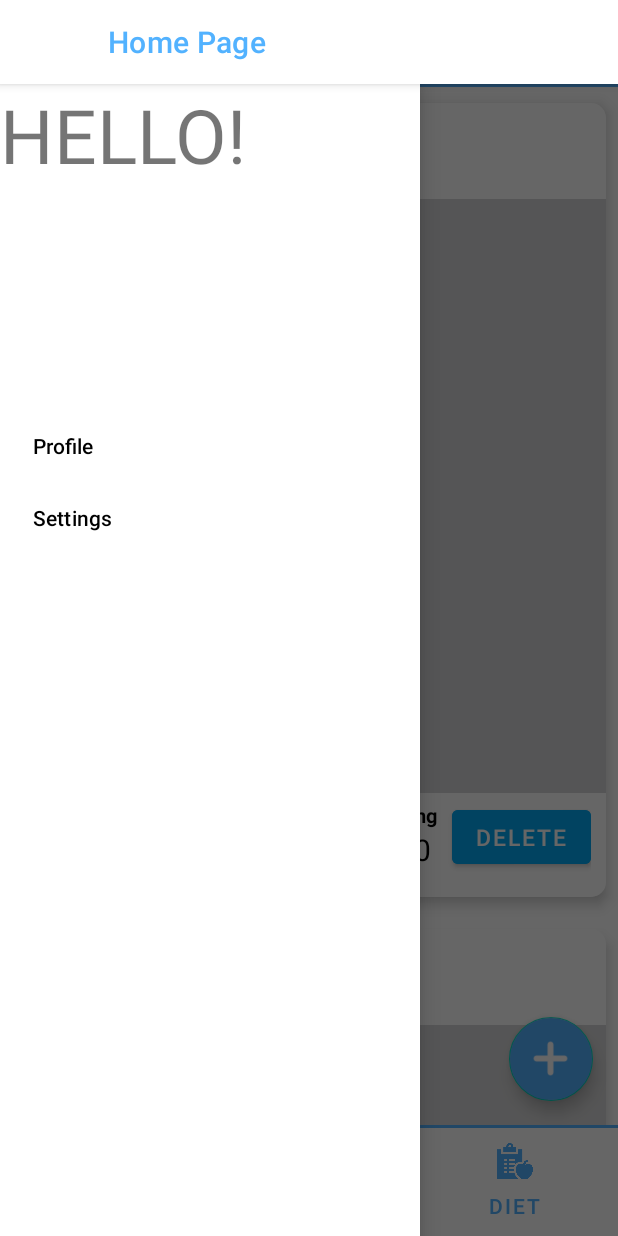
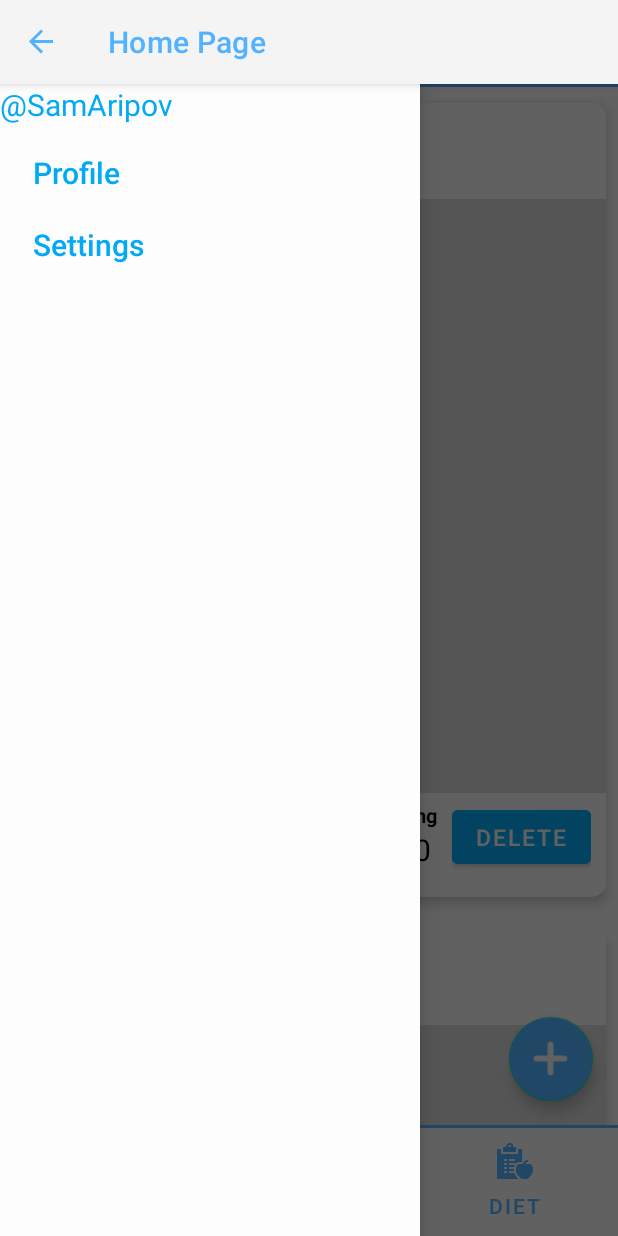
Before and after one commit to SirojiddinAripov/WorkOutApp, an Android app: the MainActivity screen opened directly, with no data from a screen before it, with the side drawer open, on a phone screen of 412 x 824 dp. Run offline under Robolectric (Android 15) with nearby library versions, the phone set to English and light mode, and no system bars.

Commit message:
Changed styling of the drawer Layout

```diff
--- a/app/src/main/java/com/example/workoutapp/MainActivity.kt
+++ b/app/src/main/java/com/example/workoutapp/MainActivity.kt
@@ -43,16 +43,10 @@ class MainActivity : AppCompatActivity() {
 
         navView.setNavigationItemSelectedListener {
             when(it.itemId){
-                R.id.profile -> {
-                    Toast.makeText(this, "Profile", Toast.LENGTH_SHORT).show()
-                    true
-                }
-                R.id.settings -> {
-                    Toast.makeText(this, "Settings", Toast.LENGTH_SHORT).show()
-                    true
-                }
-                else -> false
+                R.id.profile -> Toast.makeText(this, "Profile", Toast.LENGTH_SHORT).show()
+                R.id.settings -> Toast.makeText(this, "Settings", Toast.LENGTH_SHORT).show()
             }
+            true
         }
 
 
--- a/app/src/main/res/layout/activity_main.xml
+++ b/app/src/main/res/layout/activity_main.xml
@@ -5,12 +5,17 @@
     android:id="@+id/drawer_layout"
     xmlns:tools="http://schemas.android.com/tools"
     tools:context=".MainActivity"
+    android:background="@color/white"
     android:layout_width="match_parent"
     android:layout_height="match_parent">
     <com.google.android.material.navigation.NavigationView
+        android:background="@color/off_white"
+        app:itemTextColor="@color/colorPrimary"
         android:layout_width="wrap_content"
         android:layout_height="match_parent"
         android:id="@+id/nav_view"
+        app:itemVerticalPadding="5dp"
+        app:itemTextAppearance="@style/NavigationTextStyle"
         app:headerLayout="@layout/navigation_header"
         app:menu="@menu/navigation_header_menu"
         android:layout_gravity="start"
--- a/app/src/main/res/layout/navigation_header.xml
+++ b/app/src/main/res/layout/navigation_header.xml
@@ -3,14 +3,16 @@
     xmlns:app="http://schemas.android.com/apk/res-auto"
     xmlns:tools="http://schemas.android.com/tools"
     android:layout_width="match_parent"
+    android:background="@color/off_white"
     android:layout_height="match_parent">
 
     <TextView
         android:id="@+id/textView3"
-        android:layout_width="184dp"
-        android:layout_height="209dp"
-        android:text="HELLO!"
-        android:textSize="50sp"
+        android:layout_width="wrap_content"
+        android:layout_height="wrap_content"
+        android:text="\@SamAripov"
+        android:textColor="@color/colorPrimary"
+        android:textSize="20sp"
         app:layout_constraintStart_toStartOf="parent"
         app:layout_constraintTop_toTopOf="parent" />
 </androidx.constraintlayout.widget.ConstraintLayout>
--- a/app/src/main/res/menu/navigation_header_menu.xml
+++ b/app/src/main/res/menu/navigation_header_menu.xml
@@ -4,10 +4,13 @@
     tools:ignore="MissingDefaultResource">
     <item
         android:id="@+id/profile"
+        android:enabled="true"
         android:title="Profile"
      />
     <item
         android:id="@+id/settings"
+        android:enabled="true"
+
         android:title="Settings"
         />
 </menu>
--- a/app/src/main/res/values-night/themes.xml
+++ b/app/src/main/res/values-night/themes.xml
@@ -12,7 +12,7 @@
         <!-- Status bar color. -->
         <item name="android:statusBarColor">@color/white</item>
         <item name="android:windowLightStatusBar">true</item>
-
+        <item name="drawerArrowStyle">@style/DrawerArrowStyle</item>
         <!-- Customize your theme here. -->
     </style>
 </resources>
--- a/app/src/main/res/values/colors.xml
+++ b/app/src/main/res/values/colors.xml
@@ -8,6 +8,7 @@
     <color name="purple_200">#000000</color>
     <color name="grey">#808080</color>
     <color name="black">#FF000000</color>
-    <color name="white">#FFFFFFFF</color>
+    <color name="white">#F4F4F4</color>
+    <color name="off_white">#FDFDFD</color>
     <color name="navy">#2270E6</color>
 </resources>
--- a/app/src/main/res/values/styles.xml
+++ b/app/src/main/res/values/styles.xml
@@ -9,4 +9,11 @@
     <style name="MyActionBarTheme" parent="@android:style/Widget.Holo.Light.ActionBar">
         <item name="android:textColor">@color/colorPrimary</item>
     </style>
+    <style name="NavigationTextStyle" parent="Widget.AppCompat.TextView">
+        <item name="android:textSize">20sp</item>
+    </style>
+    <style name="DrawerArrowStyle" parent="Widget.AppCompat.DrawerArrowToggle">
+        <item name="color">@color/colorSecondary</item>
+        <item name="android:colorPressedHighlight">@color/off_white</item>
+    </style>
 </resources>
--- a/app/src/main/res/values/themes.xml
+++ b/app/src/main/res/values/themes.xml
@@ -12,7 +12,7 @@
         <!-- Status bar color. -->
         <item name="android:statusBarColor">@color/white</item>
         <item name="android:windowLightStatusBar">true</item>
-        <item name="android:action"></item>
         <!-- Customize your theme here. -->
+        <item name="drawerArrowStyle">@style/DrawerArrowStyle</item>
     </style>
 </resources>
```
